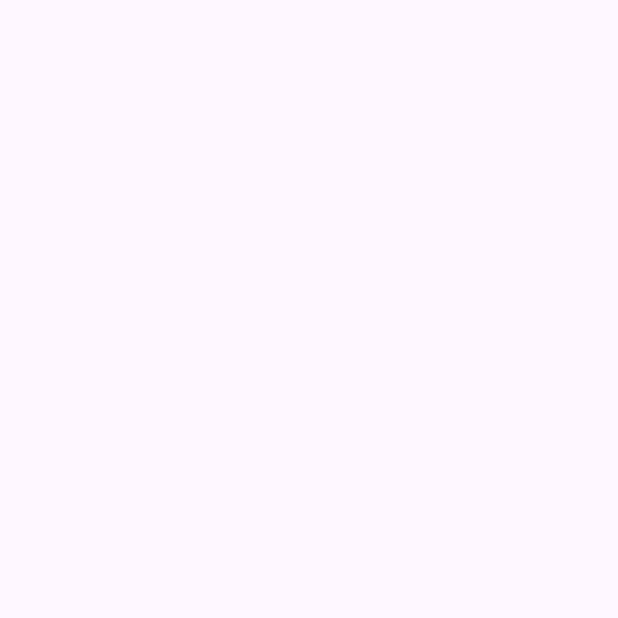
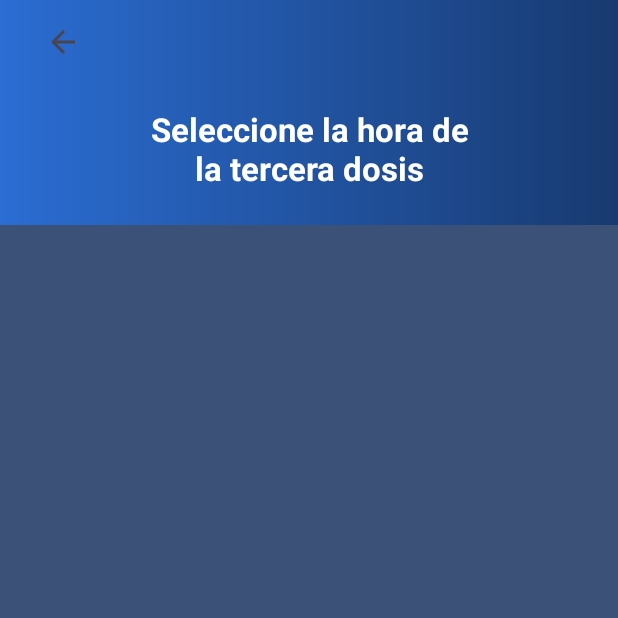
Before and after one commit to Alexis-Prz21/MediReminder, an Android app: the HoraTerceraDosisActivity screen opened directly, with no data from a screen before it, on a phone screen of 412 x 824 dp, the top half of it. Before the commit the part shown is empty. Run offline under Robolectric (Android 15) with nearby library versions, the phone set to English and light mode, and no system bars.

Commit message:
Modificación de activity, string y creacion de degradado

```diff
--- /dev/null
+++ b/app/src/main/res/drawable/degradado.xml
@@ -0,0 +1,10 @@
+<?xml version="1.0" encoding="utf-8"?>
+
+<shape xmlns:android="http://schemas.android.com/apk/res/android" android:shape="rectangle">
+    <gradient
+        android:type="linear"
+        android:startColor="#2b6dd3"
+        android:endColor="#183a70"
+        android:angle="0"
+        />
+</shape>
--- /dev/null
+++ b/app/src/main/res/layout-v31/activity_hora_tercera_dosis.xml
@@ -0,0 +1,50 @@
+<?xml version="1.0" encoding="utf-8"?>
+<LinearLayout xmlns:android="http://schemas.android.com/apk/res/android"
+    xmlns:app="http://schemas.android.com/apk/res-auto"
+    xmlns:tools="http://schemas.android.com/tools"
+    android:layout_width="match_parent"
+    android:layout_height="match_parent"
+    android:orientation="vertical"
+    tools:context=".HoraTerceraDosisActivity">
+
+    <androidx.constraintlayout.widget.ConstraintLayout
+        android:layout_width="match_parent"
+        android:layout_height="150dp"
+        android:background="@drawable/degradado">
+
+        <ImageButton
+            android:id="@+id/imageButton3"
+            android:layout_width="62dp"
+            android:layout_height="56dp"
+            android:background="?android:attr/windowSplashScreenIconBackgroundColor"
+            android:importantForAccessibility="no"
+            app:layout_constraintEnd_toEndOf="parent"
+            app:layout_constraintHorizontal_bias="0.03"
+            app:layout_constraintStart_toStartOf="parent"
+            app:srcCompat="?attr/homeAsUpIndicator"
+            tools:ignore="MissingConstraints,TouchTargetSizeCheck,ImageContrastCheck"
+            tools:layout_editor_absoluteY="8dp" />
+
+        <TextView
+            android:id="@+id/textView"
+            android:layout_width="226dp"
+            android:layout_height="55dp"
+            android:text="@string/tercera_dosis"
+            android:textAlignment="center"
+            android:textColor="@color/white"
+            android:textSize="22sp"
+            android:textStyle="bold"
+            app:layout_constraintBottom_toBottomOf="parent"
+            app:layout_constraintEnd_toEndOf="parent"
+            app:layout_constraintStart_toStartOf="parent"
+            app:layout_constraintTop_toTopOf="parent"
+            app:layout_constraintVertical_bias="0.75"
+            tools:ignore="TextSizeCheck" />
+
+    </androidx.constraintlayout.widget.ConstraintLayout>
+
+    <androidx.constraintlayout.widget.ConstraintLayout
+        android:layout_width="match_parent"
+        android:layout_height="match_parent"
+        android:background="#3c5177"/>
+</LinearLayout>
--- a/app/src/main/res/layout/activity_hora_tercera_dosis.xml
+++ b/app/src/main/res/layout/activity_hora_tercera_dosis.xml
@@ -1,9 +1,32 @@
 <?xml version="1.0" encoding="utf-8"?>
-<androidx.constraintlayout.widget.ConstraintLayout xmlns:android="http://schemas.android.com/apk/res/android"
+<LinearLayout xmlns:android="http://schemas.android.com/apk/res/android"
     xmlns:app="http://schemas.android.com/apk/res-auto"
     xmlns:tools="http://schemas.android.com/tools"
     android:layout_width="match_parent"
     android:layout_height="match_parent"
+    android:orientation="vertical"
     tools:context=".HoraTerceraDosisActivity">
 
-</androidx.constraintlayout.widget.ConstraintLayout>
+    <androidx.constraintlayout.widget.ConstraintLayout
+        android:layout_width="match_parent"
+        android:layout_height="150dp"
+        android:background="#2b6dd3" >
+
+        <ImageButton
+            android:id="@+id/imageButton3"
+            android:layout_width="60dp"
+            android:layout_height="58dp"
+            android:background="?android:attr/windowSplashScreenIconBackgroundColor"
+            android:importantForAccessibility="no"
+            app:srcCompat="?attr/homeAsUpIndicator"
+            tools:ignore="MissingConstraints,TouchTargetSizeCheck"
+            tools:layout_editor_absoluteX="16dp"
+            tools:layout_editor_absoluteY="16dp" />
+    </androidx.constraintlayout.widget.ConstraintLayout>
+
+    <androidx.constraintlayout.widget.ConstraintLayout
+        android:layout_width="match_parent"
+        android:layout_height="match_parent">
+
+    </androidx.constraintlayout.widget.ConstraintLayout>
+</LinearLayout>
--- a/app/src/main/res/values/strings.xml
+++ b/app/src/main/res/values/strings.xml
@@ -1,3 +1,4 @@
 <resources>
     <string name="app_name">ProyectoPDM2024-GT2-Grupo1-Tema</string>
+    <string name="tercera_dosis">Seleccione la hora de la tercera dosis</string>
 </resources>
```
